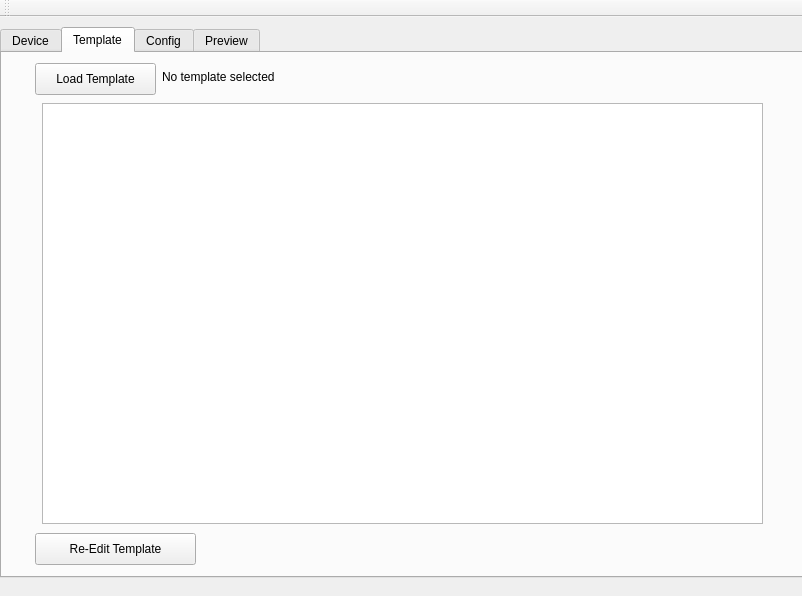
Old version of the form apps/livestitching/mainwindow.ui in the repository blahgeek/OpenCV-octVR.
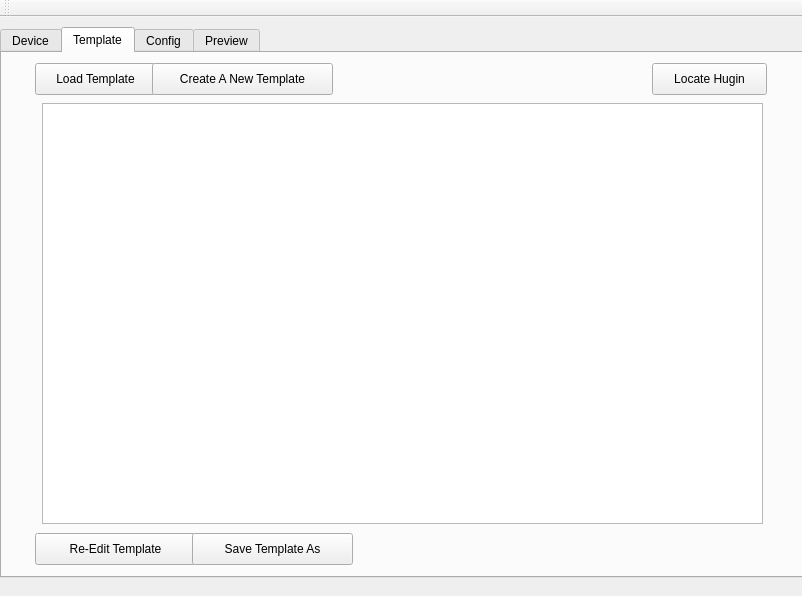
New version of the form. The open tabs and pages were chosen to show the change.

Commit message: Add "locate Hugin" button. Change template dir to temporary directory

Diff of the .ui file:
```diff
--- a/apps/livestitching/mainwindow.ui
+++ b/apps/livestitching/mainwindow.ui
@@ -181,19 +181,6 @@
        <string>Load Template</string>
       </property>
      </widget>
-     <widget class="QLabel" name="label_filename">
-      <property name="geometry">
-       <rect>
-        <x>160</x>
-        <y>16</y>
-        <width>601</width>
-        <height>16</height>
-       </rect>
-      </property>
-      <property name="text">
-       <string>No template selected</string>
-      </property>
-     </widget>
      <widget class="QPushButton" name="pushButton_edit_pto">
       <property name="geometry">
        <rect>
@@ -207,6 +194,45 @@
        <string>Re-Edit Template</string>
       </property>
      </widget>
+     <widget class="QPushButton" name="pushButton_new_pto">
+      <property name="geometry">
+       <rect>
+        <x>150</x>
+        <y>10</y>
+        <width>181</width>
+        <height>32</height>
+       </rect>
+      </property>
+      <property name="text">
+       <string>Create A New Template</string>
+      </property>
+     </widget>
+     <widget class="QPushButton" name="pushButton_saveas_pto">
+      <property name="geometry">
+       <rect>
+        <x>190</x>
+        <y>480</y>
+        <width>161</width>
+        <height>32</height>
+       </rect>
+      </property>
+      <property name="text">
+       <string>Save Template As</string>
+      </property>
+     </widget>
+     <widget class="QPushButton" name="pushButton_locate_hugin">
+      <property name="geometry">
+       <rect>
+        <x>650</x>
+        <y>10</y>
+        <width>115</width>
+        <height>32</height>
+       </rect>
+      </property>
+      <property name="text">
+       <string>Locate Hugin</string>
+      </property>
+     </widget>
     </widget>
     <widget class="QWidget" name="tab">
      <attribute name="title">
```
Left out of the diff: 57 changed lines with no effect on the pictures. The commit also changes 2 other files.
